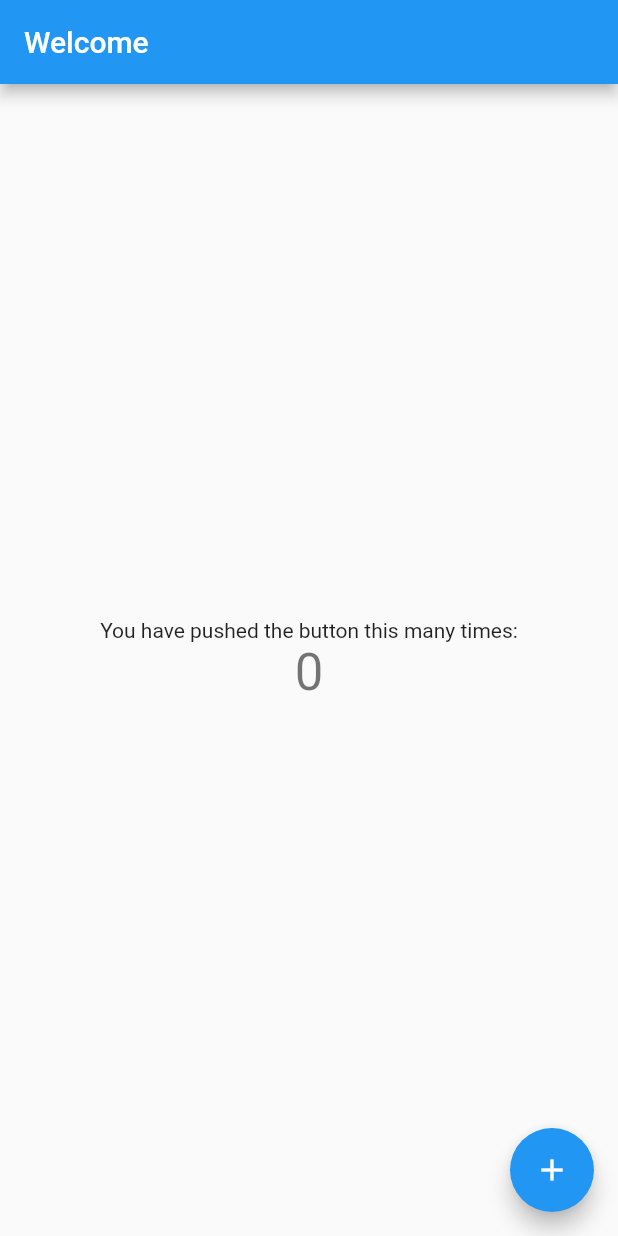
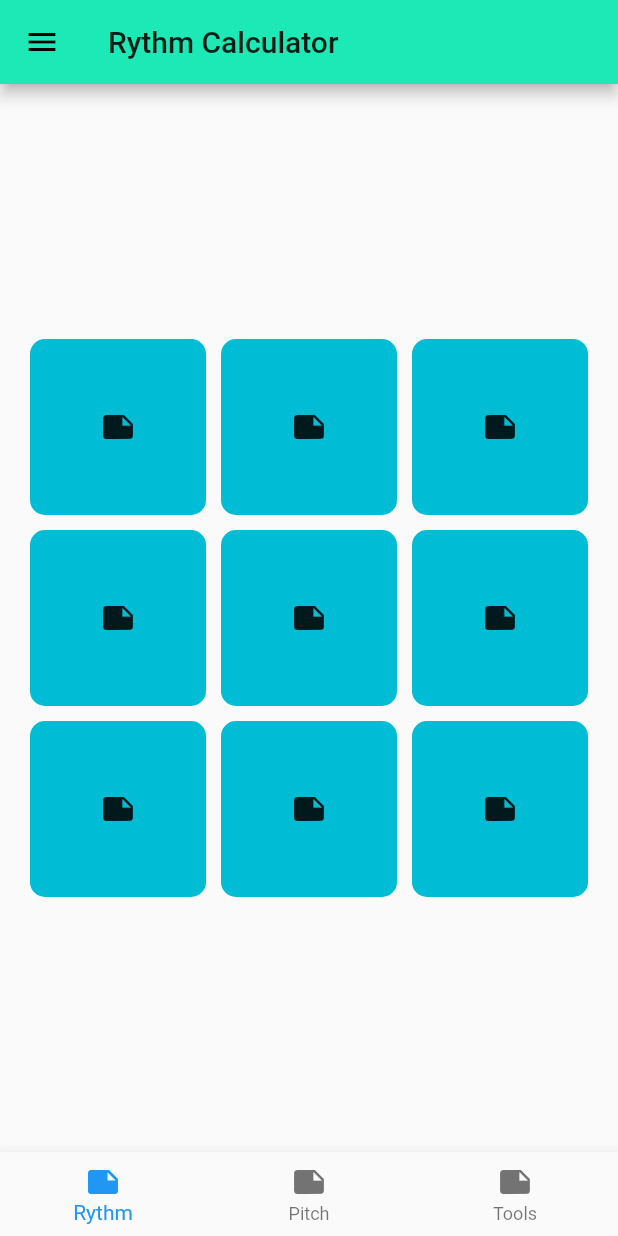
Before and after one commit to yoshiaki-shiokawa/Rhythm-Calculator, a Flutter app: the screen it shows after launch, on a phone screen of 412 x 824 dp. Run offline on Flutter 3.47's test engine with Material 2 defaults, Android fonts, the phone set to English and light mode, and no system bars.

Commit message:
Changed theme data, added drawer, bottom navigation bar and grid

```diff
--- a/lib/main.dart
+++ b/lib/main.dart
@@ -1,3 +1,5 @@
+import 'dart:io';
+
 import 'package:flutter/material.dart';
 
 void main() {
@@ -5,43 +7,23 @@ void main() {
 }
 
 class MyApp extends StatelessWidget {
-  // This widget is the root of your application.
   @override
   Widget build(BuildContext context) {
     return MaterialApp(
       title: 'Rythm Calculator',
       theme: ThemeData(
-        // This is the theme of your application.
-        //
-        // Try running your application with "flutter run". You'll see the
-        // application has a blue toolbar. Then, without quitting the app, try
-        // changing the primarySwatch below to Colors.green and then invoke
-        // "hot reload" (press "r" in the console where you ran "flutter run",
-        // or simply save your changes to "hot reload" in a Flutter IDE).
-        // Notice that the counter didn't reset back to zero; the application
-        // is not restarted.
-        primarySwatch: Colors.blue,
-        // This makes the visual density adapt to the platform that you run
-        // the app on. For desktop platforms, the controls will be smaller and
-        // closer together (more dense) than on mobile platforms.
+        primarySwatch: Colors.teal,
+        primaryColor: Colors.tealAccent.shade400,
+        accentColor: Colors.indigo.shade900,
         visualDensity: VisualDensity.adaptivePlatformDensity,
       ),
-      home: MyHomePage(title: 'Welcome'),
+      home: MyHomePage(title: 'Rythm Calculator'),
     );
   }
 }
 
 class MyHomePage extends StatefulWidget {
   MyHomePage({Key key, this.title}) : super(key: key);
-
-  // This widget is the home page of your application. It is stateful, meaning
-  // that it has a State object (defined below) that contains fields that affect
-  // how it looks.
-
-  // This class is the configuration for the state. It holds the values (in this
-  // case the title) provided by the parent (in this case the App widget) and
-  // used by the build method of the State. Fields in a Widget subclass are
-  // always marked "final".
 
   final String title;
 
@@ -50,68 +32,143 @@ class MyHomePage extends StatefulWidget {
 }
 
 class _MyHomePageState extends State<MyHomePage> {
-  int _counter = 0;
+  int _selectedIndex = 0;
 
-  void _incrementCounter() {
+  void _onItemTapped(int index) {
     setState(() {
-      // This call to setState tells the Flutter framework that something has
-      // changed in this State, which causes it to rerun the build method below
-      // so that the display can reflect the updated values. If we changed
-      // _counter without calling setState(), then the build method would not be
-      // called again, and so nothing would appear to happen.
-      _counter++;
+      _selectedIndex = index;
     });
   }
 
   @override
   Widget build(BuildContext context) {
-    // This method is rerun every time setState is called, for instance as done
-    // by the _incrementCounter method above.
-    //
-    // The Flutter framework has been optimized to make rerunning build methods
-    // fast, so that you can just rebuild anything that needs updating rather
-    // than having to individually change instances of widgets.
     return Scaffold(
       appBar: AppBar(
-        // Here we take the value from the MyHomePage object that was created by
-        // the App.build method, and use it to set our appbar title.
         title: Text(widget.title),
       ),
+      drawer: Drawer(
+          child: ListView(
+        children: const <Widget>[
+          DrawerHeader(
+            child: Text("Rythm Calculator",
+                style: TextStyle(color: Colors.white, fontSize: 25)),
+            decoration: BoxDecoration(
+              color: Colors.blue,
+            ),
+          )
+        ],
+      )),
       body: Center(
-        // Center is a layout widget. It takes a single child and positions it
-        // in the middle of the parent.
         child: Column(
-          // Column is also a layout widget. It takes a list of children and
-          // arranges them vertically. By default, it sizes itself to fit its
-          // children horizontally, and tries to be as tall as its parent.
-          //
-          // Invoke "debug painting" (press "p" in the console, choose the
-          // "Toggle Debug Paint" action from the Flutter Inspector in Android
-          // Studio, or the "Toggle Debug Paint" command in Visual Studio Code)
-          // to see the wireframe for each widget.
-          //
-          // Column has various properties to control how it sizes itself and
-          // how it positions its children. Here we use mainAxisAlignment to
-          // center the children vertically; the main axis here is the vertical
-          // axis because Columns are vertical (the cross axis would be
-          // horizontal).
           mainAxisAlignment: MainAxisAlignment.center,
+          crossAxisAlignment: CrossAxisAlignment.center,
           children: <Widget>[
-            Text(
-              'You have pushed the button this many times:',
-            ),
-            Text(
-              '$_counter',
-              style: Theme.of(context).textTheme.headline4,
-            ),
+            SizedBox(
+              height: MediaQuery.of(context).size.height / 2,
+              child: GridView.count(
+                padding: const EdgeInsets.all(20),
+                crossAxisSpacing: 10,
+                mainAxisSpacing: 10,
+                scrollDirection: Axis.vertical,
+                crossAxisCount: 3,
+                children: [
+                  GridTile(
+                    child: Container(
+                      padding: const EdgeInsets.all(5),
+                      child: Icon(Icons.note),
+                      decoration: BoxDecoration(
+                          color: Colors.cyan,
+                          borderRadius: BorderRadius.circular(10.0)),
+                    ),
+                  ),
+                  GridTile(
+                    child: Container(
+                      padding: const EdgeInsets.all(5),
+                      child: Icon(Icons.note),
+                      decoration: BoxDecoration(
+                          color: Colors.cyan,
+                          borderRadius: BorderRadius.circular(10.0)),
+                    ),
+                  ),
+                  GridTile(
+                    child: Container(
+                      padding: const EdgeInsets.all(5),
+                      child: Icon(Icons.note),
+                      decoration: BoxDecoration(
+                          color: Colors.cyan,
+                          borderRadius: BorderRadius.circular(10.0)),
+                    ),
+                  ),
+                  GridTile(
+                    child: Container(
+                      padding: const EdgeInsets.all(5),
+                      child: Icon(Icons.note),
+                      decoration: BoxDecoration(
+                          color: Colors.cyan,
+                          borderRadius: BorderRadius.circular(10.0)),
+                    ),
+                  ),
+                  GridTile(
+                    child: Container(
+                      padding: const EdgeInsets.all(5),
+                      child: Icon(Icons.note),
+                      decoration: BoxDecoration(
+                          color: Colors.cyan,
+                          borderRadius: BorderRadius.circular(10.0)),
+                    ),
+                  ),
+                  GridTile(
+                    child: Container(
+                      padding: const EdgeInsets.all(5),
+                      child: Icon(Icons.note),
+                      decoration: BoxDecoration(
+                          color: Colors.cyan,
+                          borderRadius: BorderRadius.circular(10.0)),
+                    ),
+                  ),
+                  GridTile(
+                    child: Container(
+                      padding: const EdgeInsets.all(5),
+                      child: Icon(Icons.note),
+                      decoration: BoxDecoration(
+                          color: Colors.cyan,
+                          borderRadius: BorderRadius.circular(10.0)),
+                    ),
+                  ),
+                  GridTile(
+                    child: Container(
+                      padding: const EdgeInsets.all(5),
+                      child: Icon(Icons.note),
+                      decoration: BoxDecoration(
+                          color: Colors.cyan,
+                          borderRadius: BorderRadius.circular(10.0)),
+                    ),
+                  ),
+                  GridTile(
+                    child: Container(
+                      padding: const EdgeInsets.all(5),
+                      child: Icon(Icons.note),
+                      decoration: BoxDecoration(
+                          color: Colors.cyan,
+                          borderRadius: BorderRadius.circular(10.0)),
+                    ),
+                  ),
+                ],
+              ),
+            )
           ],
         ),
       ),
-      floatingActionButton: FloatingActionButton(
-        onPressed: _incrementCounter,
-        tooltip: 'Increment',
-        child: Icon(Icons.add),
-      ), // This trailing comma makes auto-formatting nicer for build methods.
+      bottomNavigationBar: BottomNavigationBar(
+        items: const <BottomNavigationBarItem>[
+          BottomNavigationBarItem(icon: Icon(Icons.note), label: 'Rythm'),
+          BottomNavigationBarItem(icon: Icon(Icons.note), label: 'Pitch'),
+          BottomNavigationBarItem(icon: Icon(Icons.note), label: 'Tools'),
+        ],
+        currentIndex: _selectedIndex,
+        selectedItemColor: Colors.blue,
+        onTap: _onItemTapped,
+      ),
     );
   }
 }
```
Also changed, not shown: pubspec.lock.
